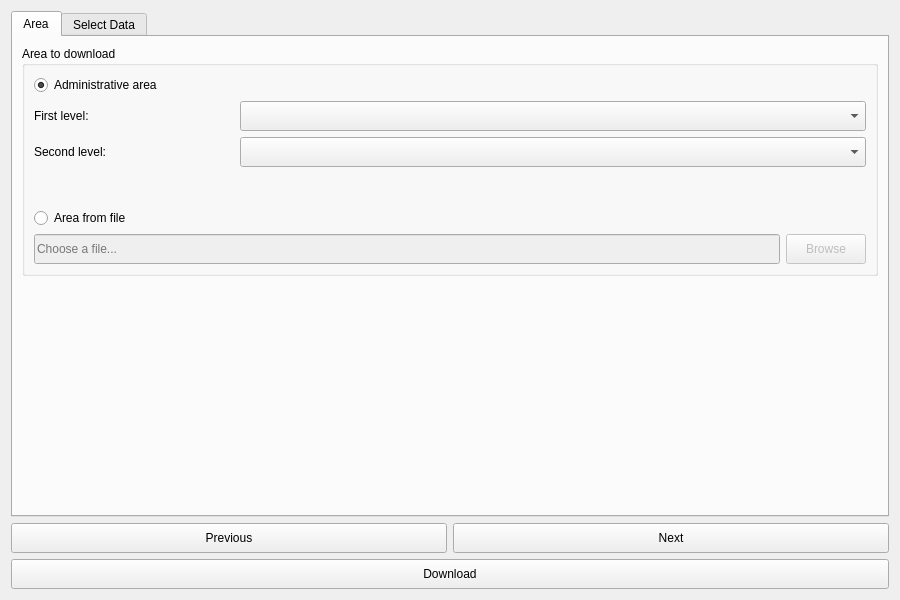
Before: the Qt Designer form LDMP/gui/DlgDownload.ui in ConservationInternational/trends.earth, drawn with Qt 5.
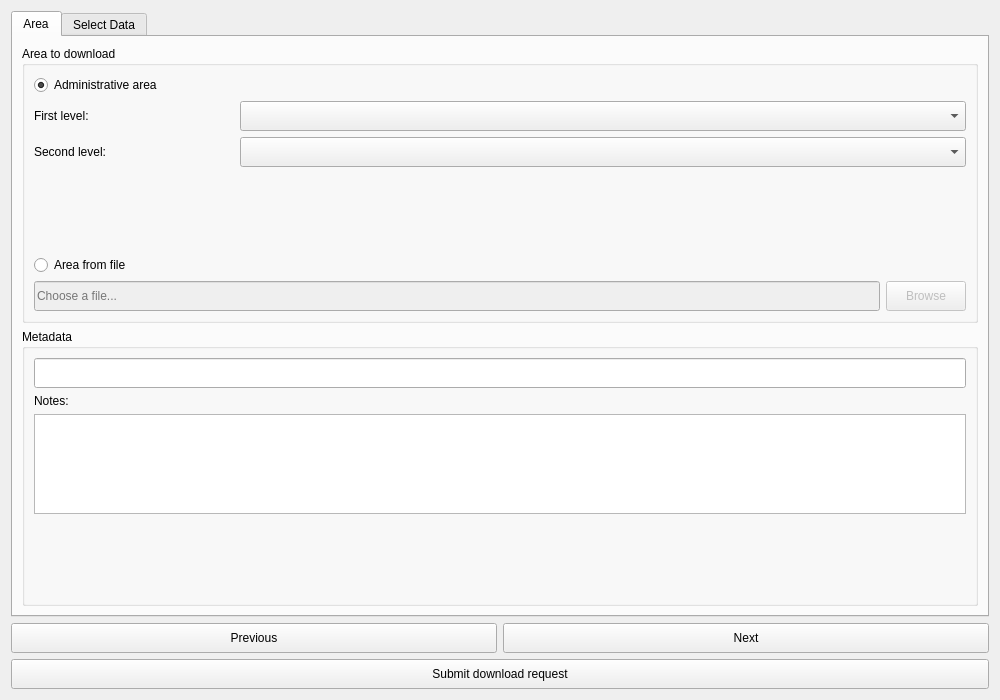
After: the same form once the commit is applied.

Commit message: Finish download tool draft.

What changed in the file:
```diff
--- a/LDMP/gui/DlgDownload.ui
+++ b/LDMP/gui/DlgDownload.ui
@@ -6,8 +6,8 @@
    <rect>
     <x>0</x>
     <y>0</y>
-    <width>900</width>
-    <height>600</height>
+    <width>1000</width>
+    <height>700</height>
    </rect>
   </property>
   <property name="sizePolicy">
@@ -38,7 +38,7 @@
       <attribute name="title">
        <string>Area</string>
       </attribute>
-      <layout class="QVBoxLayout" name="verticalLayout_3">
+      <layout class="QVBoxLayout" name="verticalLayout_4">
        <item>
         <widget class="QGroupBox" name="groupBox_7">
          <property name="title">
@@ -214,6 +214,60 @@
         </widget>
        </item>
        <item>
+        <widget class="QGroupBox" name="metadataGroupBox">
+         <property name="sizePolicy">
+          <sizepolicy hsizetype="Preferred" vsizetype="Expanding">
+           <horstretch>0</horstretch>
+           <verstretch>0</verstretch>
+          </sizepolicy>
+         </property>
+         <property name="title">
+          <string>Metadata</string>
+         </property>
+         <layout class="QVBoxLayout" name="verticalLayout_3">
+          <item>
+           <widget class="QLineEdit" name="task_name">
+            <property name="minimumSize">
+             <size>
+              <width>0</width>
+              <height>30</height>
+             </size>
+            </property>
+            <property name="maxLength">
+             <number>60</number>
+            </property>
+           </widget>
+          </item>
+          <item>
+           <widget class="QLabel" name="label_2">
+            <property name="text">
+             <string>Notes:</string>
+            </property>
+           </widget>
+          </item>
+          <item>
+           <widget class="QTextEdit" name="task_notes">
+            <property name="sizePolicy">
+             <sizepolicy hsizetype="Expanding" vsizetype="Expanding">
+              <horstretch>0</horstretch>
+              <verstretch>0</verstretch>
+             </sizepolicy>
+            </property>
+            <property name="minimumSize">
+             <size>
+              <width>0</width>
+              <height>0</height>
+             </size>
+            </property>
+            <property name="maximumSize">
+             <size>
+              <width>16777215</width>
+              <height>100</height>
+             </size>
+            </property>
+           </widget>
+          </item>
+          <item>
         <spacer name="verticalSpacer_4">
          <property name="orientation">
           <enum>Qt::Vertical</enum>
@@ -231,6 +285,9 @@
        </item>
       </layout>
      </widget>
+       </item>
+      </layout>
+     </widget>
      <widget class="QWidget" name="SelectData">
       <attribute name="title">
        <string>Select Data</string>
@@ -292,7 +349,7 @@
         </size>
        </property>
        <property name="text">
-        <string>Download</string>
+        <string>Submit download request</string>
        </property>
       </widget>
      </item>
```
Lines whose indentation alone changed are shown as unchanged. The commit also changes 9 other files.
